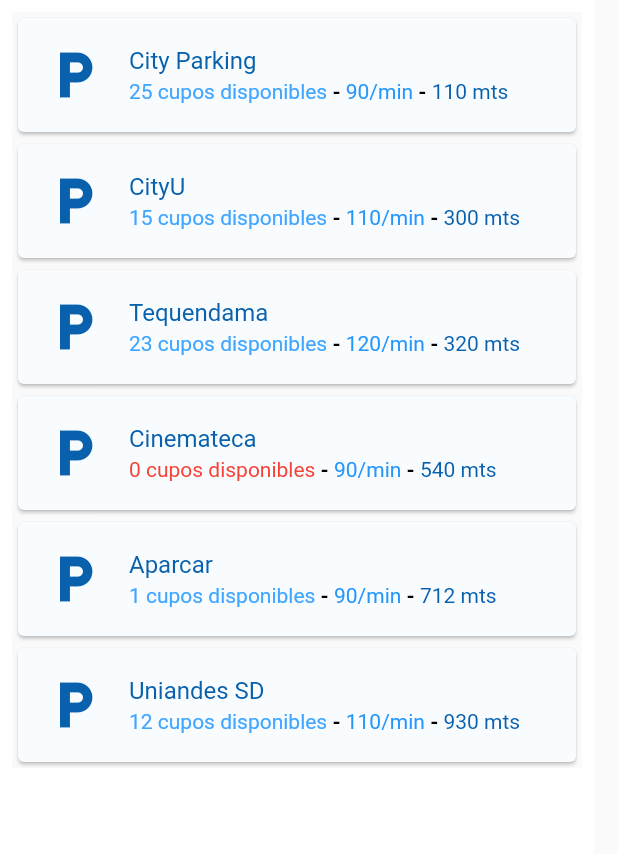
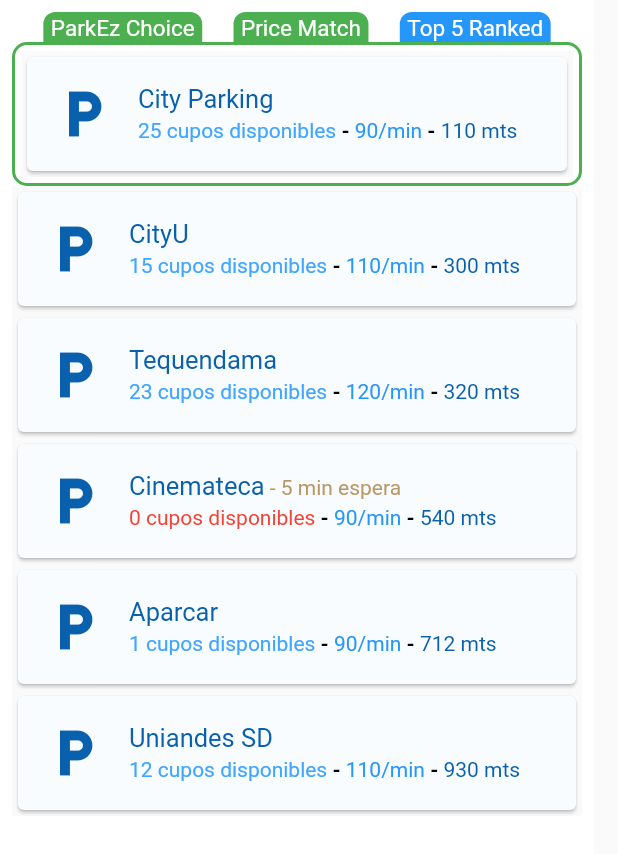
Before and after one commit to ISIS3510-202320-Team13/Flutter, a Flutter app: the ListOfParkingLots widget shown alone on an empty page, opened directly, on a phone screen of 412 x 824 dp. Shown: the top 854 px of the screen. Run offline on Flutter 3.47's test engine with Material 2 defaults, Android fonts, the phone set to English and light mode, and no system bars; our stand-ins replace geolocator, google_maps_flutter; missing offline and left inert: dart:ffi.

Commit message:
added state to home and CAS feature

```diff
--- a/lib/ui/home/near_parkings.dart
+++ b/lib/ui/home/near_parkings.dart
@@ -1,11 +1,33 @@
+import 'dart:convert';
+
 import 'package:flutter/material.dart';
 import 'package:flutter/services.dart';
 import 'package:google_maps_flutter/google_maps_flutter.dart';
+
+import 'package:geolocator/geolocator.dart';
+import 'package:http/http.dart' as http;
+
 import 'package:parkez/ui/theme/theme_constants.dart';
 
+
 class NearParkinsPage extends StatelessWidget {
+
   late GoogleMapController mapController;
   final LatLng _center = const LatLng(4.603492, -74.066089);
+
+  Future<Position> getUserCurrentLocation() async {
+    await Geolocator.requestPermission().then((value){
+    }).onError((error, stackTrace) async {
+      await Geolocator.requestPermission();
+      print("ERROR$error");
+    });
+    return await Geolocator.getCurrentPosition();
+  }
+
+  Future<http.Response> fetchNearParkings(double lat,double lon) {
+    print('http://3.211.168.157:8000/parkings/near/bylatlon/$lat/$lat');
+    return http.get(Uri.parse('http://3.211.168.157:8000/parkings/near/bylatlon/$lat/$lon'));
+  }
 
   TextEditingController dateInput = TextEditingController();
 
@@ -16,10 +38,36 @@
     rootBundle.loadString('assets/maps/map_style.txt').then((string) {
       mapController.setMapStyle(string);
     });
+
+    getUserCurrentLocation().then((value) async {
+      CameraPosition cameraPosition = CameraPosition(
+          target: LatLng(value.latitude, value.longitude),
+          zoom: 15.0
+      );
+
+      controller.animateCamera(CameraUpdate.newCameraPosition(cameraPosition));
+    });
+  }
+
+  void _onListCreated() {
+    getUserCurrentLocation().then((value) async {
+      fetchNearParkings(value.latitude, value.longitude).then((dir) async {
+
+        var res = jsonDecode(dir.body)["others"];
+
+
+
+        for (var age in res.keys) {
+          print(res[age]);
+        }
+      });
+    });
+
   }
 
   @override
   Widget build(BuildContext context) {
+    _onListCreated();
     return Stack(
       children: [
         Container(
@@ -33,6 +81,7 @@
             child: GoogleMap(
               zoomControlsEnabled: false,
               onMapCreated: _onMapCreated,
+              myLocationEnabled: true,
               initialCameraPosition:
                   CameraPosition(target: _center, zoom: 15.5),
               markers: {
@@ -88,45 +137,117 @@
               child: ListView(
                 padding: EdgeInsets.zero,
                 children: [
-                  TileParkings(
-                      name: "City Parking",
-                      numberSpots: "25",
-                      price: "90",
-                      distance: "110",
-                      colorText: colorB3),
+                  const ChoiceParking(),
                   TileParkings(
                       name: "CityU",
                       numberSpots: "15",
                       price: "110",
                       distance: "300",
-                      colorText: colorB3),
+                      colorText: colorB3,
+                      waitTime: ""
+                  ),
                   TileParkings(
                       name: "Tequendama",
                       numberSpots: "23",
                       price: "120",
                       distance: "320",
-                      colorText: colorB3),
+                      colorText: colorB3,
+                      waitTime: ""),
                   TileParkings(
                       name: "Cinemateca",
                       numberSpots: "0",
                       price: "90",
                       distance: "540",
-                      colorText: Colors.red),
+                      colorText: Colors.red,
+                      waitTime: " - 5 min espera"),
                   TileParkings(
                       name: "Aparcar",
                       numberSpots: "1",
                       price: "90",
                       distance: "712",
-                      colorText: colorB3),
+                      colorText: colorB3,
+                      waitTime: ""),
                   TileParkings(
                       name: "Uniandes SD",
                       numberSpots: "12",
                       price: "110",
                       distance: "930",
-                      colorText: colorB3),
+                      colorText: colorB3,
+                      waitTime: ""),
                 ],
               ),
             ),
+          ),
+        ),
+      ),
+    );
+  }
+}
+
+class ChoiceParking extends StatelessWidget {
+  const ChoiceParking({
+    super.key,
+  });
+
+  @override
+  Widget build(BuildContext context) {
+    return Column(
+      children: [
+        Row(
+          mainAxisAlignment: MainAxisAlignment.spaceEvenly,
+          children: [
+            TabInfo(text: 'ParkEz Choice', colorTab: Colors.green),
+            TabInfo(text: 'Price Match', colorTab: Colors.green),
+            TabInfo(text: 'Top 5 Ranked', colorTab: colorB2),
+          ],
+        ),
+        Container(
+          decoration: BoxDecoration(
+            borderRadius: BorderRadius.circular(10),
+            border: Border.all(color: Colors.green, width: 2),
+          ),
+          child: Padding(
+            padding: const EdgeInsets.all(4.0),
+            child: TileParkings(
+                name: "City Parking",
+                numberSpots: "25",
+                price: "90",
+                distance: "110",
+                colorText: colorB3,
+                waitTime: ""),
+          ),
+        ),
+      ],
+    );
+  }
+}
+
+class TabInfo extends StatelessWidget {
+  const TabInfo({
+    super.key,
+    required this.text,
+    required this.colorTab,
+  });
+
+  final String text;
+  final Color colorTab;
+
+  @override
+  Widget build(BuildContext context) {
+    return Container(
+      decoration: BoxDecoration(
+        borderRadius: const BorderRadius.only(
+            topRight: Radius.circular(8.0), topLeft: Radius.circular(8.0)),
+        color: colorTab,
+      ),
+      child: Padding(
+        padding: const EdgeInsets.fromLTRB(5, 2, 5, 0),
+        child: Text(
+          text,
+          style: const TextStyle(
+            fontSize: 15,
+            color: Colors.white,
+            decoration: TextDecoration.none,
           ),
         ),
       ),
@@ -165,8 +286,7 @@
                         const ContinuousRectangleBorder(
                       borderRadius: BorderRadius.all(Radius.circular(10)),
                     )),
-                    side: MaterialStateProperty.all(
-                        BorderSide(color: colorB3)),
+                    side: MaterialStateProperty.all(BorderSide(color: colorB3)),
                     shadowColor: MaterialStateProperty.all(
                         Colors.white.withOpacity(0.5)),
                     hintText: 'Type keyword',
@@ -191,9 +311,11 @@
     required this.price,
     required this.distance,
     required this.colorText,
+    required this.waitTime,
   });
 
   final String name;
+  final String waitTime;
   final String numberSpots;
   final String price;
   final String distance;
@@ -211,11 +333,16 @@
           child: Padding(
             padding: const EdgeInsets.all(2.0),
             child: ListTile(
-              title: Text(
-                name,
-                style: TextStyle(
-                  color: colorB1,
-                  decoration: TextDecoration.none,
+              title: RichText(
+                text: TextSpan(
+                  // Note: Styles for TextSpans must be explicitly defined.
+                  // Child text spans will inherit styles from parent
+                  children: <TextSpan>[
+                    TextSpan(text: name, style: TextStyle(fontSize: 17.0,color: colorB1)),
+                    TextSpan(
+                        text: waitTime,
+                        style: TextStyle(color: colorY1)),
+                  ],
                 ),
               ),
               subtitle: RichText(
@@ -227,16 +354,19 @@
                     color: Colors.black,
                   ),
                   children: <TextSpan>[
-                    TextSpan(text: numberSpots, style: TextStyle(color: colorText)),
+                    TextSpan(
+                        text: numberSpots, style: TextStyle(color: colorText)),
                     TextSpan(
                         text: ' cupos disponibles',
                         style: TextStyle(color: colorText)),
                     TextSpan(
-                        text: ' - ', style: TextStyle(fontWeight: FontWeight.bold)),
+                        text: ' - ',
+                        style: TextStyle(fontWeight: FontWeight.bold)),
                     TextSpan(text: price, style: TextStyle(color: colorB2)),
                     TextSpan(text: '/min', style: TextStyle(color: colorB2)),
                     TextSpan(
-                        text: ' - ', style: TextStyle(fontWeight: FontWeight.bold)),
+                        text: ' - ',
+                        style: TextStyle(fontWeight: FontWeight.bold)),
                     TextSpan(text: distance, style: TextStyle(color: colorB1)),
                     TextSpan(text: ' mts', style: TextStyle(color: colorB1)),
                   ],
--- a/pubspec.yaml
+++ b/pubspec.yaml
@@ -41,6 +41,7 @@
   flutter_bloc: ^8.1.3
   equatable: ^2.0.5
   flutter_launcher_icons: ^0.13.1
+  http: ^1.1.0
 
 dev_dependencies:
   flutter_test:
```
Also changed, not shown: lib/ui/home/home_page.dart (+55 -8 lines), pubspec.lock, 1 other file.
